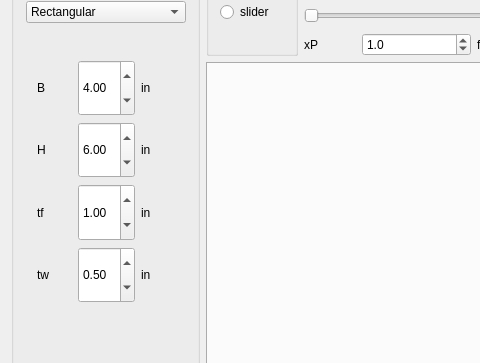
First picture: the form in mainwindow.ui, repository pmackenz/SimpleBeam, before the edit; both pictures show x 0 to 480 and y 224 to 587 of the 779 by 726 pixel window.
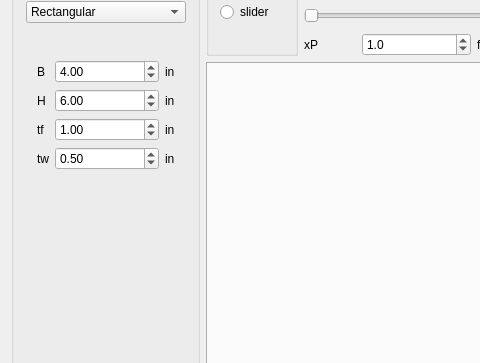
Second picture: the form after the edit. The open tabs and pages were chosen to show the change. Icons and pictures are not drawn. Custom widgets are drawn as their Qt base class.

Commit message: fixing layout parameters

```diff
--- a/mainwindow.ui
+++ b/mainwindow.ui
@@ -607,7 +607,7 @@
               <item row="4" column="1">
                <widget class="QDoubleSpinBox" name="IbeamTw">
                 <property name="sizePolicy">
-                 <sizepolicy hsizetype="Minimum" vsizetype="Expanding">
+                 <sizepolicy hsizetype="Expanding" vsizetype="Fixed">
                   <horstretch>0</horstretch>
                   <verstretch>0</verstretch>
                  </sizepolicy>
@@ -620,7 +620,7 @@
               <item row="2" column="1">
                <widget class="QDoubleSpinBox" name="IbeamH">
                 <property name="sizePolicy">
-                 <sizepolicy hsizetype="Minimum" vsizetype="Expanding">
+                 <sizepolicy hsizetype="Expanding" vsizetype="Fixed">
                   <horstretch>0</horstretch>
                   <verstretch>0</verstretch>
                  </sizepolicy>
@@ -660,7 +660,7 @@
               <item row="3" column="1">
                <widget class="QDoubleSpinBox" name="IbeamTf">
                 <property name="sizePolicy">
-                 <sizepolicy hsizetype="Minimum" vsizetype="Expanding">
+                 <sizepolicy hsizetype="Expanding" vsizetype="Fixed">
                   <horstretch>0</horstretch>
                   <verstretch>0</verstretch>
                  </sizepolicy>
@@ -680,7 +680,7 @@
               <item row="1" column="1">
                <widget class="QDoubleSpinBox" name="IbeamB">
                 <property name="sizePolicy">
-                 <sizepolicy hsizetype="Minimum" vsizetype="Expanding">
+                 <sizepolicy hsizetype="Expanding" vsizetype="Fixed">
                   <horstretch>0</horstretch>
                   <verstretch>0</verstretch>
                  </sizepolicy>
```
